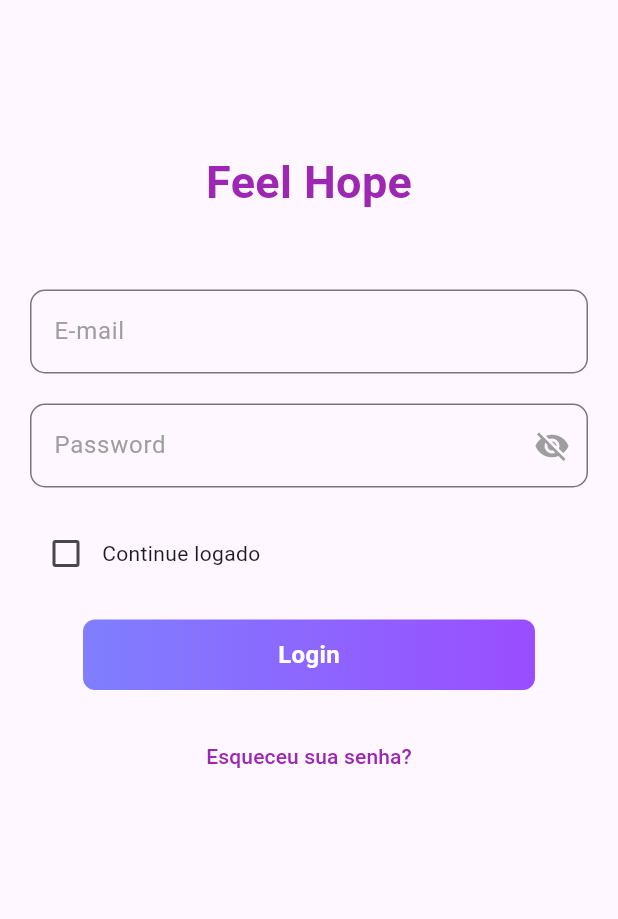
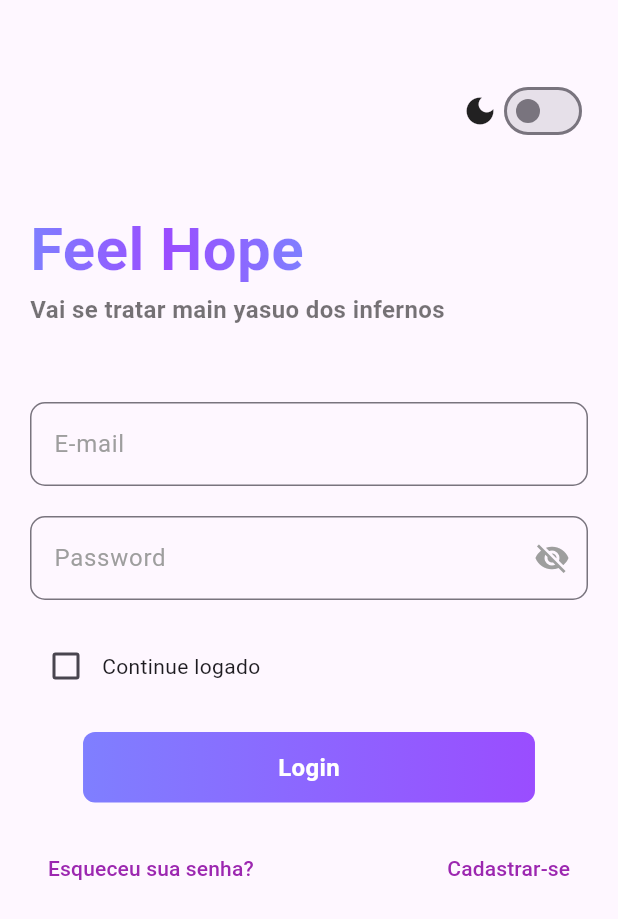
Before and after one commit to DaviTaiyo/FeelHope-FrontEnd, a Flutter app: the screen it shows after launch, on a phone screen of 412 x 824 dp. Shown: the top 919 px of the screen. Run offline on Flutter 3.47's test engine with Material 3 defaults, Android fonts, the light colour scheme and no system bars; our stand-ins replace dio; accounts and stored records are empty.

Commit message:
Theme dark and ligh and textGradient

```diff
--- /dev/null
+++ b/lib/components/gradiente_text.dart
@@ -0,0 +1,28 @@
+import 'package:flutter/material.dart';
+
+class GradienteText extends StatelessWidget {
+  final String text;
+  final Gradient gradient;
+  final TextStyle style;
+
+  GradienteText(
+      {Key? key,
+      required this.text,
+      required this.gradient,
+      required this.style})
+      : super(key: key);
+
+  @override
+  Widget build(BuildContext context) {
+    return ShaderMask(
+      blendMode: BlendMode.srcIn,
+      shaderCallback: (bounds) => gradient.createShader(
+        Rect.fromLTWH(0, 0, bounds.width, bounds.height),
+      ),
+      child: Text(
+        text,
+        style: style,
+      ),
+    );
+  }
+}
--- /dev/null
+++ b/lib/components/themeNotifier.dart
@@ -0,0 +1,14 @@
+import 'package:flutter/material.dart';
+
+class ThemeNotifier with ChangeNotifier {
+  bool _isDarkMode = false;
+
+  bool get isDarkMode => _isDarkMode;
+
+  ThemeData get currentTheme => _isDarkMode ? ThemeData.dark() : ThemeData.light();
+
+  void toggleTheme() {
+    _isDarkMode = !_isDarkMode;
+    notifyListeners();
+  }
+}
--- a/lib/main.dart
+++ b/lib/main.dart
@@ -1,3 +1,4 @@
+import 'package:feelhope/components/themeNotifier.dart';
 import 'package:flutter/material.dart';
 import 'package:provider/provider.dart';
 import 'data/datasources/remote/user_remote_datasource.dart';
@@ -17,6 +18,7 @@ void main() {
     MultiProvider(
       providers: [
         ChangeNotifierProvider(create: (_) => LoginState(loginUser)),
+        ChangeNotifierProvider(create: (_) => ThemeNotifier()),
       ],
       child: MyApp(),
     ),
@@ -26,12 +28,14 @@ void main() {
 class MyApp extends StatelessWidget {
   @override
   Widget build(BuildContext context) {
-    return MaterialApp(
-      title: 'Flutter Clean Architecture Login',
-      theme: ThemeData(
-        primarySwatch: Colors.blue,
-      ),
-      home: Loginscreen(),
+    return Consumer<ThemeNotifier>(
+      builder: (context, themeNotifier, child) {
+        return MaterialApp(
+          title: 'Feel Hope',
+          theme: themeNotifier.currentTheme,
+          home: Loginscreen(),
+        );
+      },
     );
   }
 }
--- a/lib/presentation/views/loginScreen.dart
+++ b/lib/presentation/views/loginScreen.dart
@@ -1,4 +1,6 @@
 import 'package:feelhope/components/gradiente_button.dart';
+import 'package:feelhope/components/gradiente_text.dart';
+import 'package:feelhope/components/themeNotifier.dart';
 import 'package:flutter/material.dart';
 import '../state/login_state.dart';
 import 'package:provider/provider.dart';
@@ -15,23 +17,36 @@ class _LoginscreenState extends State<Loginscreen> {
 
   @override
   Widget build(BuildContext context) {
+    final themeNotifier = Provider.of<ThemeNotifier>(context);
+
     return Scaffold(
       body: SingleChildScrollView(
         child: Padding(
             padding: const EdgeInsets.all(20.0),
             child: Column(
+              crossAxisAlignment: CrossAxisAlignment.start,
+              children: [
+                SizedBox(height: 30),
+                Row(
+                  children: [
+                    Spacer(),
+                    Icon(themeNotifier.isDarkMode ? Icons.light_mode : Icons.dark_mode),
+                    Switch(value: themeNotifier.isDarkMode, onChanged: (value) {themeNotifier.toggleTheme();}),
+                  ],
+                ),
+                SizedBox(
+                    height: 40,
+                  ),
+                  GradienteText(
+                    text: "Feel Hope",
+                    gradient: LinearGradient(
+                        colors: [Color(0xFF7F7FFF), Color(0xFF9A4DFF), Color(0xFF7F7FFF)]),
+                    style: TextStyle(fontSize: 40, fontWeight: FontWeight.bold),
+                  ),
+                  Text("Vai se tratar main yasuo dos infernos", style: TextStyle(fontSize: 16, color: Colors.black54, fontWeight: FontWeight.bold),),
+                Column(
                     crossAxisAlignment: CrossAxisAlignment.center,
                     children: [
-                  SizedBox(
-                    height: 80,
-                  ),
-                  Text(
-                    "Feel Hope",
-                    style: TextStyle(
-                        color: Colors.purple,
-                        fontSize: 30,
-                        fontWeight: FontWeight.bold),
-                  ),
                       SizedBox(height: 50),
                       TextField(
                         controller: _usernameController,
@@ -79,18 +94,34 @@ class _LoginscreenState extends State<Loginscreen> {
                         ],
                       ),
                       SizedBox(height: 20),
-                  GradienteButton(text: "Login", onPressed: () {
+                      GradienteButton(
+                        text: "Login",
+                        onPressed: () {
                           final loginState =
                               Provider.of<LoginState>(context, listen: false);
                           loginState.login(
                               _usernameController.text, _passwordController.text);
-                    }, width: 130, gradient: LinearGradient(
-              colors: [Color(0xFF7F7FFF), Color(0xFF9A4DFF)]), textColor: Colors.white,),
+                        },
+                        width: 130,
+                        gradient: LinearGradient(
+                            colors: [Color(0xFF7F7FFF), Color(0xFF9A4DFF)]),
+                        textColor: Colors.white,
+                      ),
                       SizedBox(height: 20),
+                      Row(
+                        mainAxisAlignment: MainAxisAlignment.spaceBetween,
+                        children: [
                           TextButton(
                             child: Text("Esqueceu sua senha?",
                                 style: TextStyle(color: Colors.purple)),
                             onPressed: () {},
+                          ),
+                          TextButton(
+                            child: Text("Cadastrar-se",
+                                style: TextStyle(color: Colors.purple)),
+                            onPressed: () {},
+                          ),
+                        ],
                       ),
                       Consumer<LoginState>(builder: (context, state, child) {
                         if (state.user != null) {
@@ -107,7 +138,9 @@ class _LoginscreenState extends State<Loginscreen> {
                           return Container();
                         }
                       }),
-                ])),
+                    ]),
+              ],
+            )),
       ),
     );
   }
```
Lines whose indentation alone changed are shown as unchanged.
